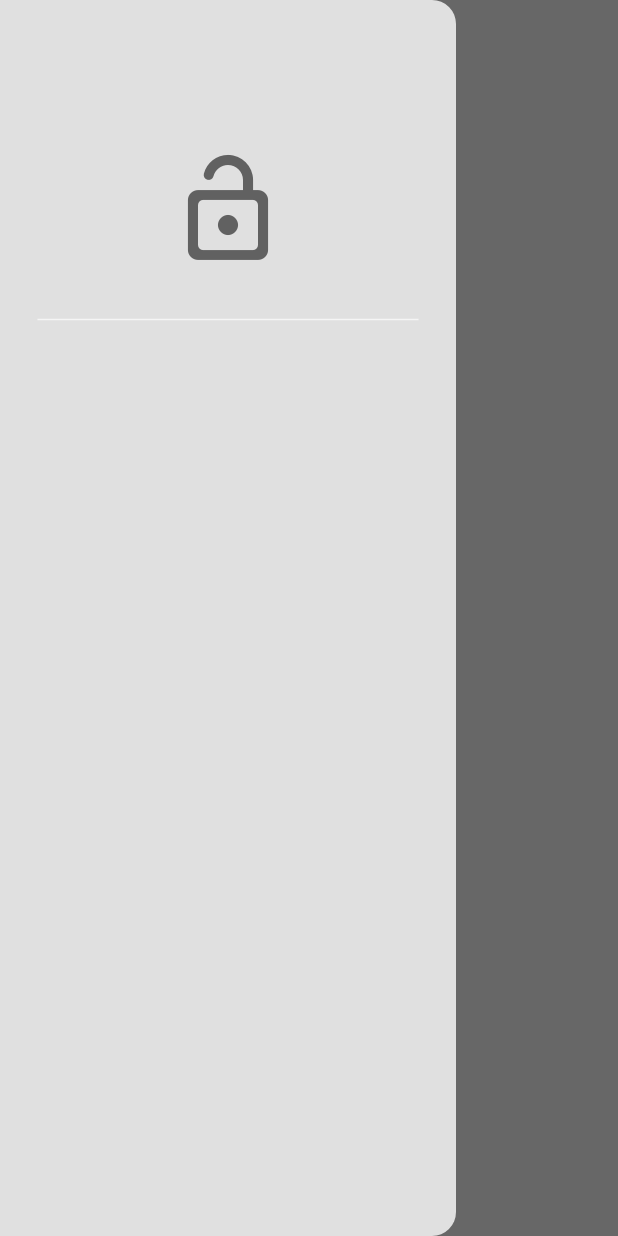
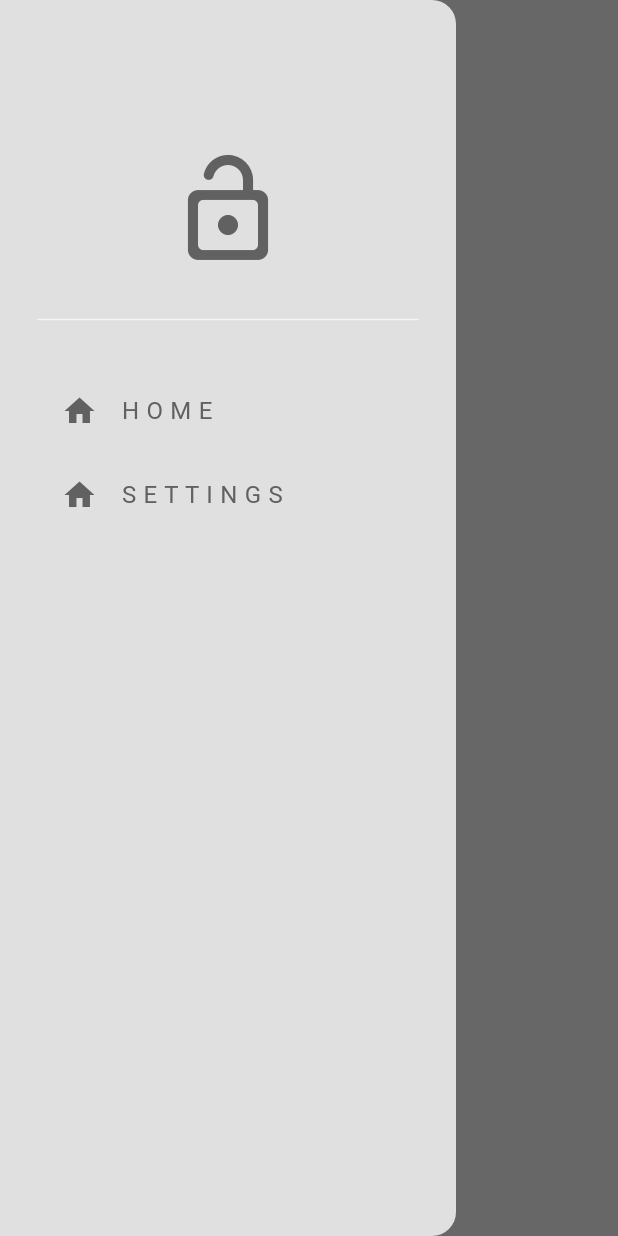
Before and after one commit to bilal-ahmet/food_delivery_app, a Flutter app: the HomePage screen opened directly, with the side drawer open, on a phone screen of 412 x 824 dp. Run offline on Flutter 3.47's test engine with Material 3 defaults, Android fonts, the phone set to English and light mode, and no system bars.

Commit message:
code_drawer_tile_widget

```diff
--- a/lib/components/my_drawer.dart
+++ b/lib/components/my_drawer.dart
@@ -1,4 +1,5 @@
 import 'package:flutter/material.dart';
+import 'package:food_delivery_app/components/my_drawer_tile.dart';
 
 class MyDrawer extends StatelessWidget {
   const MyDrawer({super.key});
@@ -23,7 +24,9 @@ class MyDrawer extends StatelessWidget {
             child: Divider(
               color: Theme.of(context).colorScheme.secondary,
             ),
-          )
+          ),
+          MyDrawerTile(text: "H O M E", icon: Icons.home, ontap: (){}),
+          MyDrawerTile(text: "S E T T I N G S", icon: Icons.home, ontap: (){}),
         ],
       ),
     );
--- /dev/null
+++ b/lib/components/my_drawer_tile.dart
@@ -0,0 +1,20 @@
+import 'package:flutter/material.dart';
+
+class MyDrawerTile extends StatelessWidget {
+  final String text;
+  final IconData icon;
+  final void Function() ontap;
+  const MyDrawerTile({super.key, required this.text, required this.icon, required this.ontap});
+
+  @override
+  Widget build(BuildContext context) {
+    return Padding(
+      padding: const EdgeInsets.only(left: 25),
+      child: ListTile(
+        title: Text(text, style: TextStyle(color: Theme.of(context).colorScheme.inversePrimary),),
+        leading: Icon(icon, color: Theme.of(context).colorScheme.inversePrimary,),
+        onTap: ontap,
+      ),
+    );
+  }
+}
```
